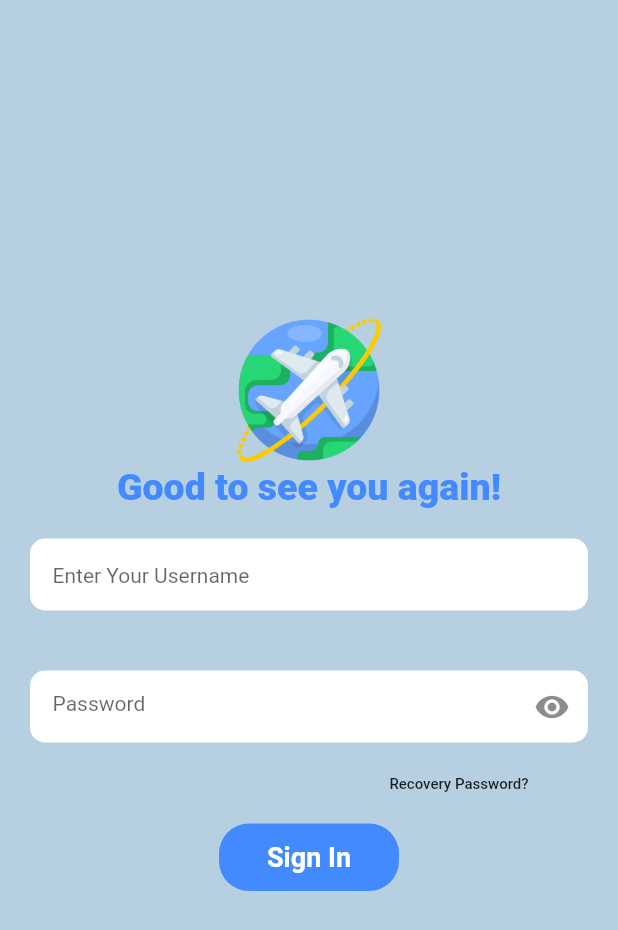
After one commit to NikitaMishra05/home, a Flutter app: the screen it shows after launch, after a tap on "Sign In", on a phone screen of 412 x 824 dp. The commit adds this screen. Shown: the top 930 px of the screen. Run offline on Flutter 3.47's test engine with Material 2 defaults, Android fonts, the phone set to English and light mode, and no system bars; our stand-ins replace firebase_core; accounts and stored records are empty.

Commit message:
signin page

```diff
--- a/lib/main.dart
+++ b/lib/main.dart
@@ -2,6 +2,7 @@ import 'package:firebase_core/firebase_core.dart';
 import 'package:flutter/cupertino.dart';
 import 'package:flutter/material.dart';
 import 'package:home/firebase_options.dart';
+import 'package:home/signin.dart';
 import 'package:home/splash.dart';
 
 void main() async{
--- /dev/null
+++ b/lib/signin.dart
@@ -0,0 +1,115 @@
+import 'package:flutter/cupertino.dart';
+import 'package:flutter/material.dart';
+
+class Signin extends StatefulWidget{
+  @override
+  State<Signin> createState() => _SigninState();
+
+}
+
+class _SigninState extends State<Signin> {
+  final username_controller=TextEditingController();
+  final password_controller=TextEditingController();
+  bool isvisible=false;
+  @override
+
+  Widget build(BuildContext context) {
+    return Scaffold(
+      backgroundColor: Color(0xffB6D0E2),
+      body: Container(
+        width: 500,
+        child:Column(
+          mainAxisAlignment: MainAxisAlignment.center,
+          children: [
+            Image.asset("assets/flight.png",
+            height: 100,
+              width: 100,
+            ),
+            Text("Good to see you again!",
+            style: TextStyle(
+              color: Colors.blueAccent,
+              fontWeight: FontWeight.w900,
+              fontSize: 25
+            ),
+            ),
+            Padding(
+              padding: const EdgeInsets.all(20),
+              child: Container(
+                      padding: EdgeInsets.only(left: 15),
+                      decoration: BoxDecoration(
+                        color: Colors.white,
+                        borderRadius: BorderRadius.all(Radius.circular(10)),
+                      ),
+                child: TextField(
+                  controller: username_controller,
+                      decoration: InputDecoration(border: InputBorder.none,
+                      hintText: "Enter Your Username",
+                        hintStyle:TextStyle(fontSize: 14)
+                      ),
+
+                ),
+              ),
+            ),
+            Padding(
+              padding: const EdgeInsets.all(20),
+              child: Container(
+                padding: EdgeInsets.only(left: 15),
+                decoration: BoxDecoration(
+                  color: Colors.white,
+                  borderRadius: BorderRadius.all(Radius.circular(10)),
+                ),
+                child: TextField(
+                  controller: password_controller,
+                  decoration: InputDecoration(border: InputBorder.none,
+                      suffixIcon: InkWell(onTap: (){
+                        setState(() {
+                          isvisible=!isvisible;
+                        });
+                        },
+                        child: isvisible?Icon(Icons.visibility_off):Icon(Icons.visibility),
+                      ),
+                    hintText: "Password",
+                    hintStyle: TextStyle(fontSize: 14)
+                  ),
+                  obscureText: isvisible,
+
+                ),
+
+              ),
+            ),
+            Padding(
+              padding: const EdgeInsets.only(left: 200, top:2),
+              child: Text("Recovery Password?",
+                style:TextStyle(fontSize: 10,
+                fontWeight: FontWeight.w500
+                ) ,
+              ),
+            ),
+            Padding(
+              padding: const EdgeInsets.all(20),
+              child: Container(
+                height: 45,
+                width: 120,
+                alignment: Alignment.center,
+                decoration: BoxDecoration(
+                  color: Colors.blueAccent,
+                  borderRadius: BorderRadius.all(Radius.circular(20))
+                ),
+                child: Text("Sign In",
+                  style: TextStyle(
+                    color: Colors.white,
+                    fontSize: 18,
+                    fontWeight: FontWeight.bold
+                  ),
+                )
+              ),
+            ),
+          ],
+
+
+        ),
+      ),
+
+    );
+  }
+}
--- a/lib/splash.dart
+++ b/lib/splash.dart
@@ -1,6 +1,6 @@
 import 'package:flutter/cupertino.dart';
 import 'package:flutter/material.dart';
-import 'package:home/signin.dart';
+
 import 'package:home/welcome.dart';
 
 class Splash extends StatefulWidget{
@@ -18,7 +18,7 @@ class _SplashState extends State<Splash> {
   Widget build(BuildContext context) {
    return Scaffold(
 
-backgroundColor: Colors.white,
+backgroundColor: Color(0xff6082B6),
      body: Container(
        alignment: Alignment.center,
        child: Column(
--- a/lib/welcome.dart
+++ b/lib/welcome.dart
@@ -1,5 +1,6 @@
 import 'package:flutter/cupertino.dart';
 import 'package:flutter/material.dart';
+import 'package:home/signin.dart';
 
 class Welcome extends StatefulWidget{
   @override
@@ -44,7 +45,10 @@ class _WelcomeState extends State<Welcome> {
                       ),
                     ),
                   ),
-                  Container(
+                  InkWell( onTap: (){
+                    Navigator.push(context, MaterialPageRoute(builder: (context)=>Signin()));
+                  },
+                    child: Container(
                       height: 50,
                       width: 120,
                       alignment: Alignment.center,
@@ -56,6 +60,7 @@ class _WelcomeState extends State<Welcome> {
                       child: Text("Sign In",
                       style: TextStyle(
                         color: Colors.white,
+                      ),
                       ),
                     ),
                   ),
```
Lines whose indentation alone changed are shown as unchanged.
